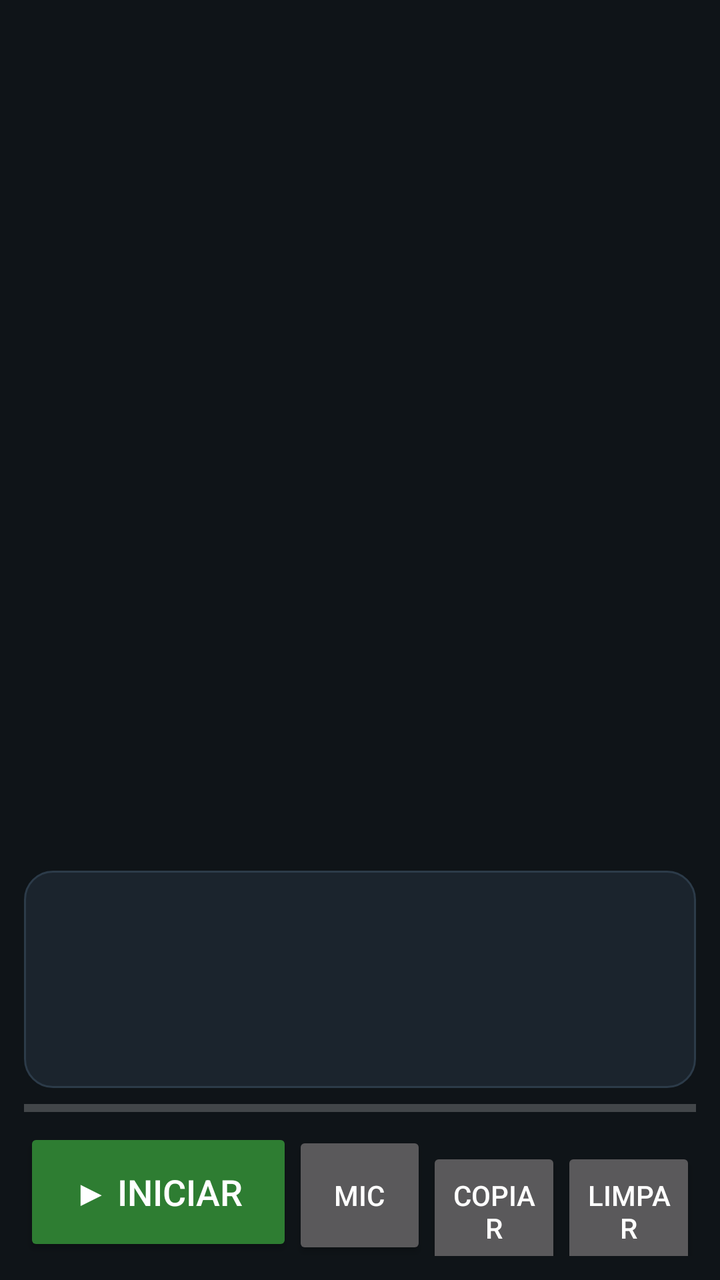
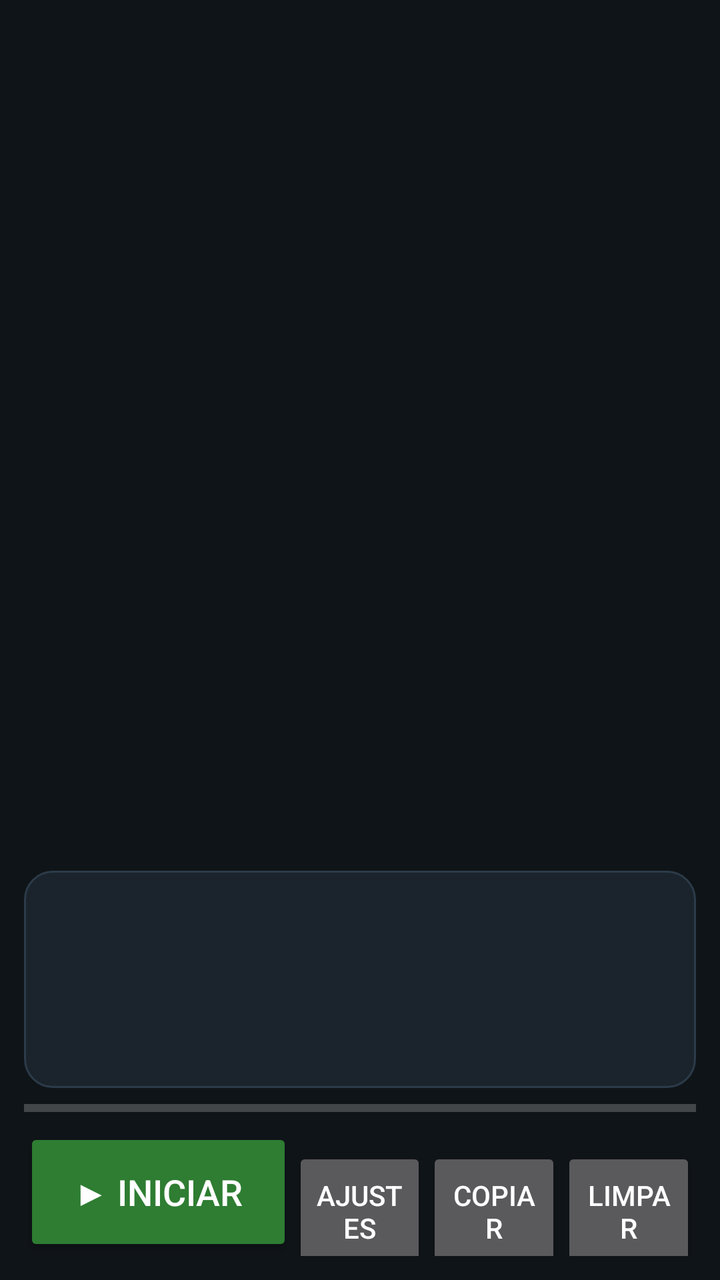

An Android layout rendered at two revisions. The XML below is the earlier revision; the diff shows what the commit changed to produce the second picture.
<!-- AndroidManifest.xml: application theme android:Theme.Material.NoActionBar -->
<!-- res/layout/activity_main.xml -->
<?xml version="1.0" encoding="utf-8"?>
<LinearLayout xmlns:android="http://schemas.android.com/apk/res/android"
    android:layout_width="match_parent"
    android:layout_height="match_parent"
    android:background="#0F1418"
    android:fitsSystemWindows="true"
    android:orientation="vertical"
    android:padding="12dp">

    <TextView
        android:id="@+id/tvStatus"
        android:layout_width="match_parent"
        android:layout_height="wrap_content"
        android:textColor="#8FA3B5"
        android:textSize="13sp" />

    <Button
        android:id="@+id/btnDownload"
        android:layout_width="match_parent"
        android:layout_height="wrap_content"
        android:layout_marginTop="6dp"
        android:text="@string/download"
        android:visibility="gone" />

    
    <ScrollView
        android:id="@+id/scroll"
        android:layout_width="match_parent"
        android:layout_height="0dp"
        android:layout_marginTop="8dp"
        android:layout_weight="1">

        <TextView
            android:id="@+id/tvHistory"
            android:layout_width="match_parent"
            android:layout_height="wrap_content"
            android:textColor="#E6EDF3"
            android:textIsSelectable="true"
            android:textSize="19sp" />
    </ScrollView>

    
    <LinearLayout
        android:layout_width="match_parent"
        android:layout_height="wrap_content"
        android:layout_marginTop="8dp"
        android:background="@drawable/live_box"
        android:orientation="vertical"
        android:padding="12dp">

        <TextView
            android:id="@+id/tvZhLive"
            android:layout_width="match_parent"
            android:layout_height="wrap_content"
            android:textColor="#7FA2C2"
            android:textSize="16sp" />

        <TextView
            android:id="@+id/tvPtLive"
            android:layout_width="match_parent"
            android:layout_height="wrap_content"
            android:minLines="2"
            android:textColor="#FFFFFF"
            android:textSize="25sp"
            android:textStyle="bold" />
    </LinearLayout>

    <ProgressBar
        android:id="@+id/level"
        style="@android:style/Widget.Material.ProgressBar.Horizontal"
        android:layout_width="match_parent"
        android:layout_height="8dp"
        android:layout_marginTop="6dp"
        android:max="100" />

    
    <LinearLayout
        android:id="@+id/panelSettings"
        android:layout_width="match_parent"
        android:layout_height="wrap_content"
        android:orientation="vertical"
        android:visibility="gone">

        <TextView
            android:layout_width="wrap_content"
            android:layout_height="wrap_content"
            android:layout_marginTop="6dp"
            android:text="@string/lbl_source"
            android:textColor="#8FA3B5"
            android:textSize="12sp" />

        <Spinner
            android:id="@+id/spSource"
            android:layout_width="match_parent"
            android:layout_height="wrap_content" />

        <TextView
            android:layout_width="wrap_content"
            android:layout_height="wrap_content"
            android:text="@string/lbl_device"
            android:textColor="#8FA3B5"
            android:textSize="12sp" />

        <Spinner
            android:id="@+id/spDevice"
            android:layout_width="match_parent"
            android:layout_height="wrap_content" />

        <TextView
            android:id="@+id/tvGain"
            android:layout_width="wrap_content"
            android:layout_height="wrap_content"
            android:layout_marginTop="4dp"
            android:textColor="#8FA3B5"
            android:textSize="12sp" />

        <SeekBar
            android:id="@+id/sbGain"
            android:layout_width="match_parent"
            android:layout_height="wrap_content"
            android:max="30" />

        <LinearLayout
            android:layout_width="match_parent"
            android:layout_height="wrap_content"
            android:orientation="horizontal">

            <CheckBox
                android:id="@+id/cbNs"
                android:layout_width="0dp"
                android:layout_height="wrap_content"
                android:layout_weight="1"
                android:text="@string/ns"
                android:textColor="#E6EDF3" />

            <CheckBox
                android:id="@+id/cbTts"
                android:layout_width="0dp"
                android:layout_height="wrap_content"
                android:layout_weight="1"
                android:text="@string/tts"
                android:textColor="#E6EDF3" />
        </LinearLayout>
    </LinearLayout>

    <LinearLayout
        android:layout_width="match_parent"
        android:layout_height="wrap_content"
        android:layout_marginTop="6dp"
        android:orientation="horizontal">

        <Button
            android:id="@+id/btnStart"
            android:layout_width="0dp"
            android:layout_height="64dp"
            android:layout_weight="2"
            android:backgroundTint="#2E7D32"
            android:text="@string/start"
            android:textSize="18sp" />

        <Button
            android:id="@+id/btnSettings"
            android:layout_width="0dp"
            android:layout_height="64dp"
            android:layout_weight="1"
            android:text="@string/settings" />

        <Button
            android:id="@+id/btnCopy"
            android:layout_width="0dp"
            android:layout_height="64dp"
            android:layout_weight="1"
            android:text="@string/copy" />

        <Button
            android:id="@+id/btnClear"
            android:layout_width="0dp"
            android:layout_height="64dp"
            android:layout_weight="1"
            android:text="@string/clear" />
    </LinearLayout>
</LinearLayout>
<!-- resources referenced by this layout -->
<resources>
  <!-- drawable live_box (drawable) -->
  <?xml version="1.0" encoding="utf-8"?>
  <shape xmlns:android="http://schemas.android.com/apk/res/android" android:shape="rectangle">
      <solid android:color="#1B242D" />
      <corners android:radius="14dp" />
      <stroke android:width="1dp" android:color="#2C3B49" />
  </shape>
  <string name="clear">Limpar</string>
  <string name="copy">Copiar</string>
  <string name="download">Baixar pacote de tradução (somente Wi-Fi, uma vez)</string>
  <string name="lbl_device">Microfone / entrada</string>
  <string name="lbl_source">Modo do microfone</string>
  <string name="ns">Redutor de ruído</string>
  <string name="settings">Mic</string>
  <string name="start">▶ Iniciar</string>
  <string name="tts">Falar tradução</string>
</resources>

<!-- the commit's change to res/layout/activity_main.xml (unified diff, before → after) -->
@@ -14,13 +14,60 @@
         android:textColor="#8FA3B5"
         android:textSize="13sp" />
 
-    <Button
-        android:id="@+id/btnDownload"
+    
+    <LinearLayout
+        android:id="@+id/panelSetup"
         android:layout_width="match_parent"
         android:layout_height="wrap_content"
         android:layout_marginTop="6dp"
-        android:text="@string/download"
-        android:visibility="gone" />
+        android:background="@drawable/live_box"
+        android:orientation="vertical"
+        android:padding="10dp"
+        android:visibility="gone">
+
+        <Button
+            android:id="@+id/btnDownload"
+            android:layout_width="match_parent"
+            android:layout_height="wrap_content"
+            android:text="@string/download"
+            android:visibility="gone" />
+
+        <LinearLayout
+            android:id="@+id/rowHy"
+            android:layout_width="match_parent"
+            android:layout_height="wrap_content"
+            android:orientation="horizontal">
+
+            <Button
+                android:id="@+id/btnDownloadHy"
+                android:layout_width="0dp"
+                android:layout_height="wrap_content"
+                android:layout_weight="2"
+                android:text="@string/download_hy" />
+
+            <Button
+                android:id="@+id/btnImportHy"
+                android:layout_width="0dp"
+                android:layout_height="wrap_content"
+                android:layout_weight="1"
+                android:text="@string/import_hy" />
+        </LinearLayout>
+
+        <ProgressBar
+            android:id="@+id/hyProgress"
+            style="@android:style/Widget.Material.ProgressBar.Horizontal"
+            android:layout_width="match_parent"
+            android:layout_height="wrap_content"
+            android:max="100"
+            android:visibility="gone" />
+
+        <TextView
+            android:id="@+id/tvSetup"
+            android:layout_width="match_parent"
+            android:layout_height="wrap_content"
+            android:textColor="#8FA3B5"
+            android:textSize="12sp" />
+    </LinearLayout>
 
     
     <ScrollView
@@ -141,6 +188,13 @@
                 android:text="@string/tts"
                 android:textColor="#E6EDF3" />
         </LinearLayout>
+
+        <CheckBox
+            android:id="@+id/cbHy"
+            android:layout_width="match_parent"
+            android:layout_height="wrap_content"
+            android:text="@string/use_hy"
+            android:textColor="#E6EDF3" />
     </LinearLayout>
 
     <LinearLayout
<!-- resource entries referenced after the edit -->
@@ -9,12 +9,15 @@
   </shape>
   <string name="clear">Limpar</string>
   <string name="copy">Copiar</string>
-  <string name="download">Baixar pacote de tradução (somente Wi-Fi, uma vez)</string>
+  <string name="download">Baixar legenda rápida (ML Kit, ~60 MB, Wi-Fi)</string>
+  <string name="download_hy">Baixar tradutor HY-MT (1,1 GB, Wi-Fi)</string>
+  <string name="import_hy">Importar .gguf</string>
   <string name="lbl_device">Microfone / entrada</string>
   <string name="lbl_source">Modo do microfone</string>
   <string name="ns">Redutor de ruído</string>
-  <string name="settings">Mic</string>
+  <string name="settings">Ajustes</string>
   <string name="start">▶ Iniciar</string>
   <string name="tts">Falar tradução</string>
+  <string name="use_hy">Tradução final com HY-MT (qualidade máxima)</string>
 </resources>
 
